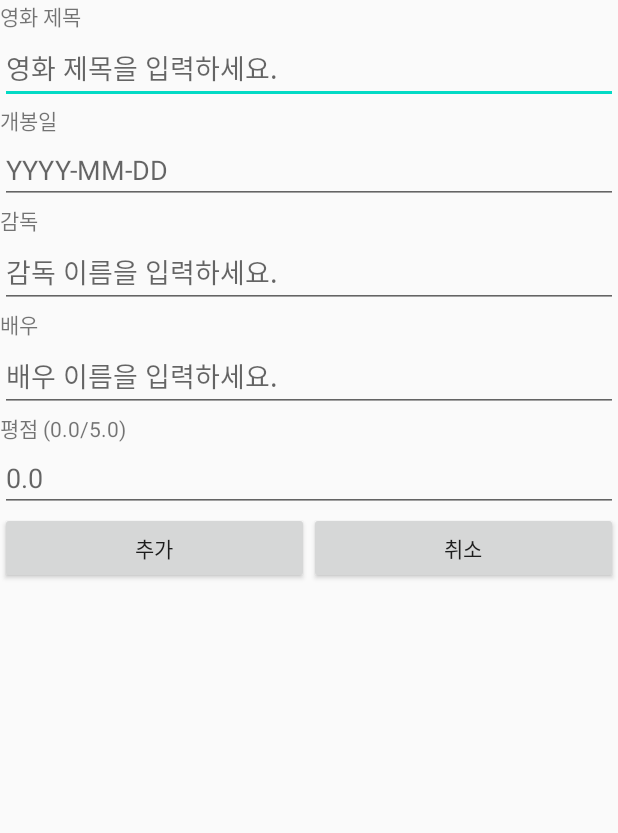
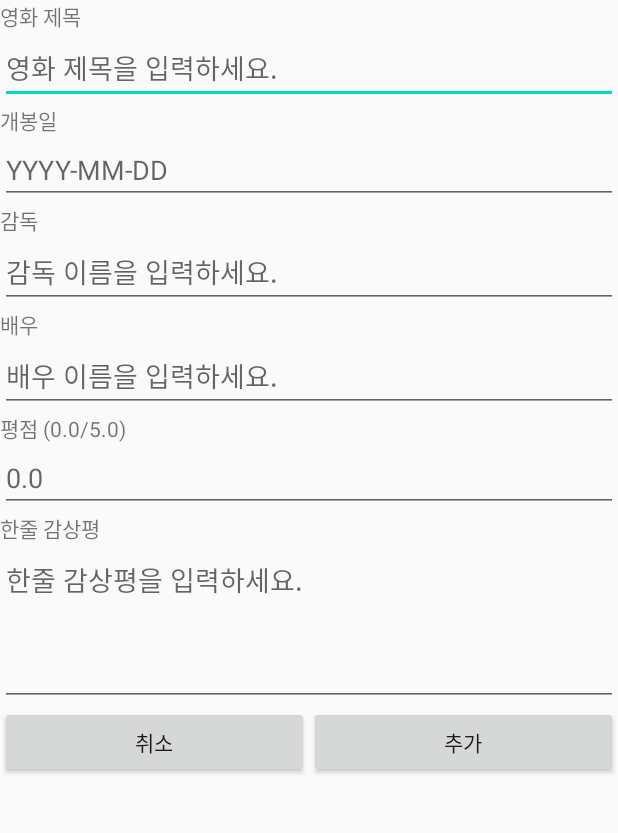
Before and after one commit to jaeim/2020-2_mobile, an Android app: the screen it shows after launch (AddActivity), in the options menu, after a tap on "영화 추가", on a phone screen of 412 x 824 dp, the part 246-1079 px from its top. Run offline under Robolectric (Android 15) with nearby library versions, the phone set to English and light mode, and no system bars.

Commit message:
[UPDATE]리뷰 항목 추가

```diff
--- a/app/src/main/java/ddwucom/mobile/finalreport/AddActivity.java
+++ b/app/src/main/java/ddwucom/mobile/finalreport/AddActivity.java
@@ -15,6 +15,7 @@ public class AddActivity extends AppCompatActivity {
     EditText etDirector;
     EditText etActor;
     EditText etRating;
+    EditText etReview;
 
 
     MovieDBManager movieDBManager;
@@ -29,6 +30,8 @@ public class AddActivity extends AppCompatActivity {
         etDirector = findViewById(R.id.et_add_director);
         etActor = findViewById(R.id.et_add_actor);
         etRating = findViewById(R.id.et_add_rating);
+        etReview = findViewById(R.id.et_add_review);
+
 
         movieDBManager = new MovieDBManager(this);
 
@@ -42,14 +45,15 @@ public class AddActivity extends AppCompatActivity {
                 String director = etDirector.getText().toString();
                 String actor = etActor.getText().toString();
                 String rating = etRating.getText().toString();
+                String review = etReview.getText().toString();
                 //rating 형변환은 Movie 객체 생성시!
 
                 //필수 항목 미기재시 토스트
-                if(title.equals("") || releaseDate.equals("") || director.equals("") || actor.equals("") || rating.equals("")) {
+                if(title.equals("") || releaseDate.equals("") || director.equals("") || actor.equals("") || rating.equals("") || review.equals("")) {
                     Toast.makeText(this, "입력하지 않은 항목이 있습니다.", Toast.LENGTH_SHORT).show();
                 }
                 else {//Movie 추가 후 mainActivity 복귀
-                    Movie newMovie = new Movie(title, releaseDate, director, actor, Float.valueOf(rating));
+                    Movie newMovie = new Movie(title, releaseDate, director, actor, review, Float.valueOf(rating));
                     //DB에 추가
                     boolean result = movieDBManager.addNewMovie(newMovie);
                     if (result) {
--- a/app/src/main/java/ddwucom/mobile/finalreport/Movie.java
+++ b/app/src/main/java/ddwucom/mobile/finalreport/Movie.java
@@ -8,6 +8,7 @@ public class Movie implements Serializable {
     String releaseDate;//1980-05-23
     String director;
     String actors;//(톰크루즈 외)
+    String review;
     float rating;//sqlite에서 real?
 
 
@@ -25,6 +26,25 @@ public class Movie implements Serializable {
         this.releaseDate = releaseDate;
         this.director = director;
         this.actors = actors;
+        this.rating = rating;
+    }
+
+    public Movie(String movieTitle, String releaseDate, String director, String actors, String review, float rating) {
+        this.movieTitle = movieTitle;
+        this.releaseDate = releaseDate;
+        this.director = director;
+        this.actors = actors;
+        this.review = review;
+        this.rating = rating;
+    }
+
+    public Movie(long _id, String movieTitle, String releaseDate, String director, String actors, String review, float rating) {
+        this._id = _id;
+        this.movieTitle = movieTitle;
+        this.releaseDate = releaseDate;
+        this.director = director;
+        this.actors = actors;
+        this.review = review;
         this.rating = rating;
     }
 
@@ -75,4 +95,12 @@ public class Movie implements Serializable {
     public void setRating(float rating) {
         this.rating = rating;
     }
+
+    public String getReview() {
+        return review;
+    }
+
+    public void setReview(String review) {
+        this.review = review;
+    }
 }
--- a/app/src/main/java/ddwucom/mobile/finalreport/MovieAdapter.java
+++ b/app/src/main/java/ddwucom/mobile/finalreport/MovieAdapter.java
@@ -44,7 +44,6 @@ public class MovieAdapter extends BaseAdapter {
     public View getView(int position, View convertView, ViewGroup parent) {
         final int pos = position;
         ViewHolder viewHolder;
-
 
         if (convertView == null) {
             convertView = layoutInflater.inflate(layout, parent, false);
--- a/app/src/main/java/ddwucom/mobile/finalreport/MovieDBHelper.java
+++ b/app/src/main/java/ddwucom/mobile/finalreport/MovieDBHelper.java
@@ -19,6 +19,7 @@ public class MovieDBHelper extends SQLiteOpenHelper {
     public final static String COL_DIRECTOR = "director";
     public final static String COL_ACTORS = "actors";
     public final static String COL_RATING = "rating";
+    public final static String COL_REVIEW = "review";
 
     public MovieDBHelper(Context context) {
         super(context, DB_NAME, null, 1);
@@ -28,15 +29,15 @@ public class MovieDBHelper extends SQLiteOpenHelper {
     public void onCreate(SQLiteDatabase db) {
         String sql = "CREATE TABLE " + TABLE_NAME + " (" + COL_ID + " integer primary key autoincrement, " +
                 COL_TITLE + " TEXT, " + COL_RELEASE + " TEXT, " + COL_DIRECTOR + " TEXT, " + COL_ACTORS +
-                " TEXT, " + COL_RATING + " REAL)";
+                " TEXT, " + COL_RATING + " REAL, " + COL_REVIEW + " TEXT)";
         Log.d(TAG, sql);
         db.execSQL(sql);
 
-        db.execSQL("insert into " + TABLE_NAME + " values (null, '보이후드', '2014-10-23', '리처드 링클레이터', '에단호크 외', '5.0')");
-        db.execSQL("insert into " + TABLE_NAME + " values (null, '라푼젤', '2011-02-10', '바이론 하워드', '맨디무어 외', '4.5')");
-        db.execSQL("insert into " + TABLE_NAME + " values (null, '타이타닉', '1998-02-20', '제임스 카메론', '레오나르도 디카프리오 외', '4.0')");
-        db.execSQL("insert into " + TABLE_NAME + " values (null, '어바웃 타임', '2013-12-05', '리차드 커티스', '레이첼 맥아덤스 외', '4.0')");
-        db.execSQL("insert into " + TABLE_NAME + " values (null, '노트북', '2004-11-26', '닉 카사베츠', '라이언 고슬링 외', '3.0')");
+        db.execSQL("insert into " + TABLE_NAME + " values (null, '보이후드', '2014-10-23', '리처드 링클레이터', '에단호크 외', '5.0', '그때 그 아이는 어떻게 내가 되었나.')");
+        db.execSQL("insert into " + TABLE_NAME + " values (null, '라푼젤', '2011-02-10', '바이론 하워드', '맨디무어 외', '4.5', '아바타 이후 최고의 3D 영화')");
+        db.execSQL("insert into " + TABLE_NAME + " values (null, '타이타닉', '1998-02-20', '제임스 카메론', '레오나르도 디카프리오 외', '4.0', '결코 침몰하지 않을 영화')");
+        db.execSQL("insert into " + TABLE_NAME + " values (null, '어바웃 타임', '2013-12-05', '리차드 커티스', '레이첼 맥아덤스 외', '4.0', '행복과 사랑은 예습보단 복습')");
+        db.execSQL("insert into " + TABLE_NAME + " values (null, '노트북', '2004-11-26', '닉 카사베츠', '라이언 고슬링 외', '3.0', '사랑하는 사람과 같이 보고싶은 영화')");
 
     }
 
--- a/app/src/main/java/ddwucom/mobile/finalreport/MovieDBManager.java
+++ b/app/src/main/java/ddwucom/mobile/finalreport/MovieDBManager.java
@@ -27,8 +27,9 @@ public class MovieDBManager {
             String director = cursor.getString(cursor.getColumnIndex(MovieDBHelper.COL_DIRECTOR));
             String actors = cursor.getString(cursor.getColumnIndex(MovieDBHelper.COL_ACTORS));
             float rating = cursor.getFloat(cursor.getColumnIndex(MovieDBHelper.COL_RATING));
+            String review = cursor.getString(cursor.getColumnIndex(MovieDBHelper.COL_REVIEW));
 
-            movieList.add(new Movie(id, movieTitle, releaseDate, director, actors, rating));
+            movieList.add(new Movie(id, movieTitle, releaseDate, director, actors, review, rating));
         }
 
         cursor.close();
@@ -47,6 +48,7 @@ public class MovieDBManager {
         row.put(MovieDBHelper.COL_DIRECTOR, newMovie.getDirector());
         row.put(MovieDBHelper.COL_ACTORS, newMovie.getActors());
         row.put(MovieDBHelper.COL_RATING, newMovie.getRating());
+        row.put(MovieDBHelper.COL_REVIEW, newMovie.getReview());
 
         long count = db.insert(MovieDBHelper.TABLE_NAME, null, row);
         movieDBHelper.close();
@@ -65,6 +67,7 @@ public class MovieDBManager {
         row.put(MovieDBHelper.COL_DIRECTOR, movie.getDirector());
         row.put(MovieDBHelper.COL_ACTORS, movie.getActors());
         row.put(MovieDBHelper.COL_RATING, movie.getRating());
+        row.put(MovieDBHelper.COL_REVIEW, movie.getReview());
         String whereClause = MovieDBHelper.COL_ID + "=?";
         String[] whereArgs = new String[] {    String.valueOf(movie.get_id())   };
 
@@ -103,8 +106,9 @@ public class MovieDBManager {
             String director = cursor.getString(cursor.getColumnIndex(MovieDBHelper.COL_DIRECTOR));
             String actors = cursor.getString(cursor.getColumnIndex(MovieDBHelper.COL_ACTORS));
             float rating = cursor.getFloat(cursor.getColumnIndex(MovieDBHelper.COL_RATING));
+            String review = cursor.getString(cursor.getColumnIndex(MovieDBHelper.COL_REVIEW));
 
-            selectedMovies.add(new Movie(id, movieTitle, releaseDate, director, actors, rating));
+            selectedMovies.add(new Movie(id, movieTitle, releaseDate, director, actors, review, rating));
             cursor.close();
             movieDBHelper.close();
         }
--- a/app/src/main/java/ddwucom/mobile/finalreport/UpdateActivity.java
+++ b/app/src/main/java/ddwucom/mobile/finalreport/UpdateActivity.java
@@ -16,6 +16,7 @@ public class UpdateActivity extends AppCompatActivity {
     EditText etDirector;
     EditText etActor;
     EditText etRating;
+    EditText etReview;
     ImageView poster;
 
     MovieDBManager movieDBManager;
@@ -35,12 +36,14 @@ public class UpdateActivity extends AppCompatActivity {
         etDirector = findViewById(R.id.et_update_director);
         etActor = findViewById(R.id.et_update_actor);
         etRating = findViewById(R.id.et_update_rating);
+        etReview = findViewById(R.id.et_update_review);
 
         etTitle.setText(movie.getMovieTitle());
         etReleaseDate.setText(movie.getReleaseDate());
         etDirector.setText(movie.getDirector());
         etActor.setText(movie.getActors());
         etRating.setText(String.valueOf(movie.getRating()));
+        etReview.setText(movie.getReview());
 
         poster = findViewById(R.id.update_poster);
 
@@ -75,10 +78,11 @@ public class UpdateActivity extends AppCompatActivity {
                     String director = etDirector.getText().toString();
                     String actor = etActor.getText().toString();
                     String rating = etRating.getText().toString();
+                    String review = etReview.getText().toString();
                     //rating 형변환은 Movie 객체 수정시!
 
                     //필수 항목 미기재시 토스트
-                    if(title.equals("") || releaseDate.equals("") || director.equals("") || actor.equals("") || rating.equals("")) {
+                    if(title.equals("") || releaseDate.equals("") || director.equals("") || actor.equals("") || rating.equals("") || review.equals("")) {
                         Toast.makeText(this, "입력하지 않은 항목이 있습니다.", Toast.LENGTH_SHORT).show();
                     }
                     else {//Movie 수정 후 mainActivity 복귀
@@ -87,6 +91,7 @@ public class UpdateActivity extends AppCompatActivity {
                         movie.setDirector(director);
                         movie.setActors(actor);
                         movie.setRating(Float.valueOf(rating));
+                        movie.setReview(review);
 
                         //DB 수정
                         if (movieDBManager.modifyMovie(movie)) {
--- a/app/src/main/res/layout/add_activity.xml
+++ b/app/src/main/res/layout/add_activity.xml
@@ -4,7 +4,9 @@
     xmlns:app="http://schemas.android.com/apk/res-auto"
     android:layout_width="match_parent"
     android:layout_height="match_parent">
-
+<ScrollView
+    android:layout_width="match_parent"
+    android:layout_height="match_parent">
     <LinearLayout
         android:layout_width="match_parent"
         android:layout_height="match_parent"
@@ -93,11 +95,39 @@
             android:hint="0.0"
             android:inputType="textPersonName" />
 
+        <TextView
+            android:id="@+id/textView18"
+            android:layout_width="match_parent"
+            android:layout_height="wrap_content"
+            android:text="한줄 감상평" />
+
+        <EditText
+            android:id="@+id/et_add_review"
+            android:layout_width="match_parent"
+            android:layout_height="108dp"
+            android:ems="10"
+            android:hint="한줄 감상평을 입력하세요."
+            android:inputType="textMultiLine"
+            android:lines="3"
+            android:minLines="3"
+            android:gravity="top|left"
+            android:maxLines="6"
+            android:scrollbars="vertical"
+            />
+
         <LinearLayout
             android:id="@+id/btn_cancle"
             android:layout_width="match_parent"
             android:layout_height="55dp"
             android:orientation="horizontal">
+
+            <Button
+                android:id="@+id/btn_add_cancel"
+                android:layout_width="wrap_content"
+                android:layout_height="wrap_content"
+                android:layout_weight="1"
+                android:onClick="onClick"
+                android:text="취소" />
 
             <Button
                 android:id="@+id/btn_add"
@@ -106,14 +136,8 @@
                 android:layout_weight="1"
                 android:onClick="onClick"
                 android:text="추가" />
+        </LinearLayout>
 
-            <Button
-                android:id="@+id/btn_add_cancel"
-                android:layout_width="wrap_content"
-                android:layout_height="wrap_content"
-                android:layout_weight="1"
-                android:onClick="onClick"
-                android:text="취소" />
-        </LinearLayout>
     </LinearLayout>
+</ScrollView>
 </androidx.appcompat.widget.LinearLayoutCompat>
```
Also changed, not shown: app/src/main/res/layout/update_activity.xml (+23 -1 lines).
